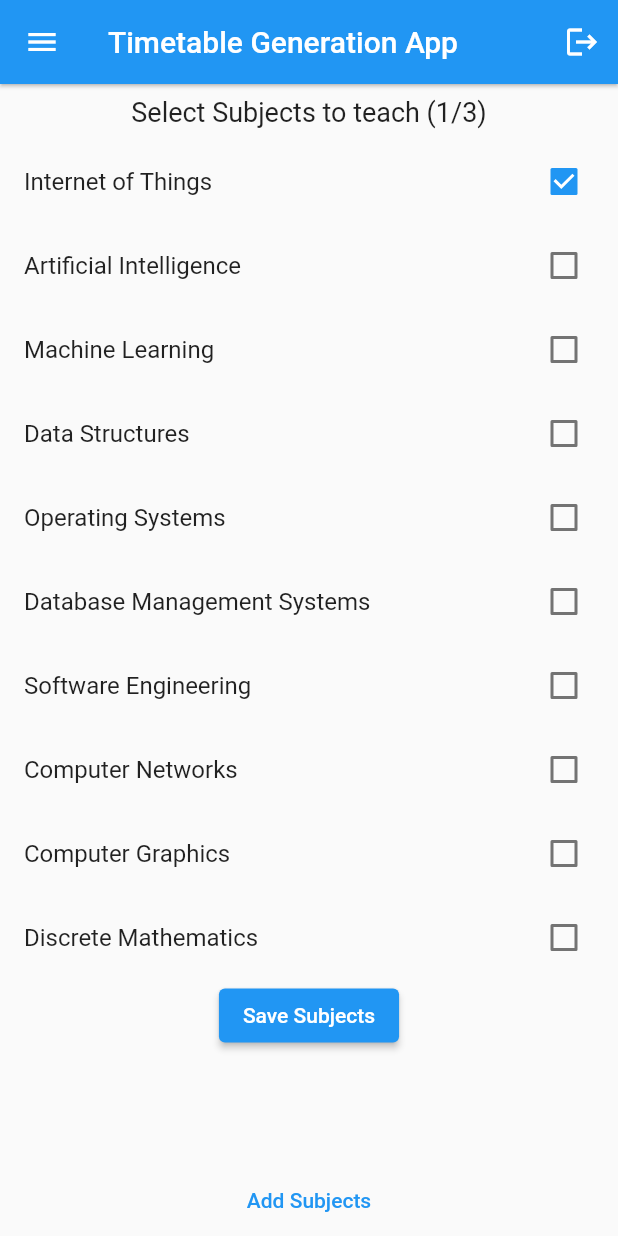
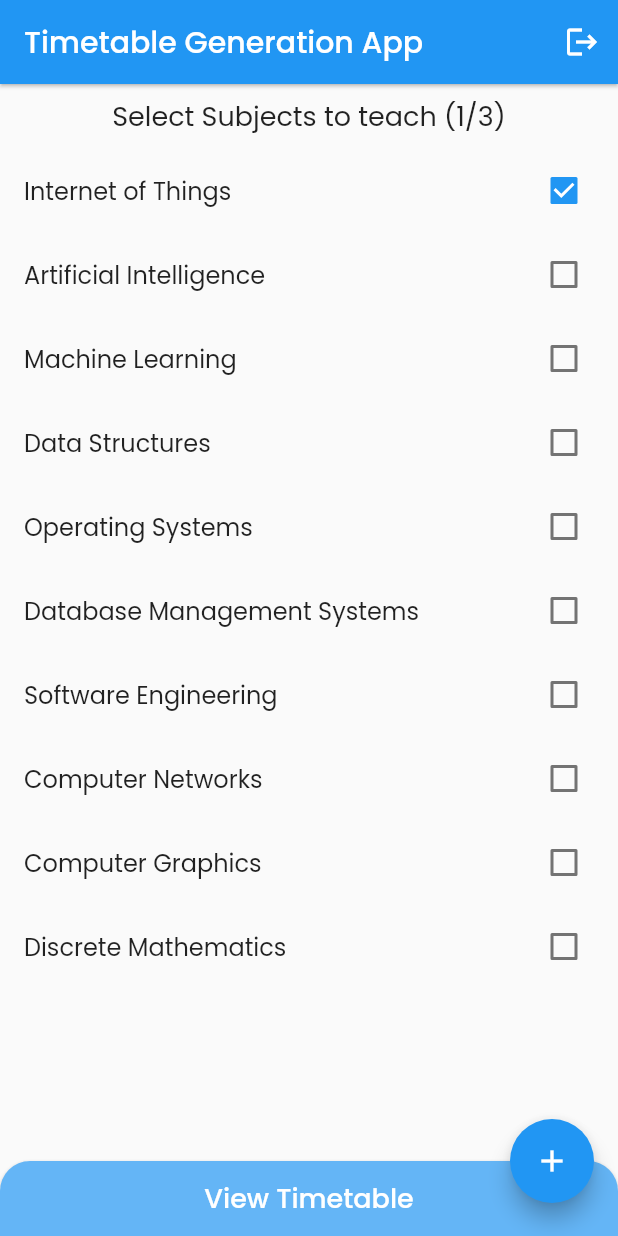
Before and after one commit to Shivamshinde1903/TimeTableGenerator, a Flutter app: the screen it shows once a user with an empty profile is signed in, after a tap on "Internet of Things", on a phone screen of 412 x 824 dp. Run offline on Flutter 3.47's test engine with Material 2 defaults, Android fonts, the light colour scheme and no system bars; our stand-ins replace cloud_firestore, firebase_auth, firebase_core, firebase_messaging, google_fonts, google_sign_in and 1 more; accounts and stored records are empty; network calls fail.

Commit message:
Time table generation completed

```diff
--- a/lib/main.dart
+++ b/lib/main.dart
@@ -2,6 +2,7 @@
 import 'package:cloud_firestore/cloud_firestore.dart';
 import 'package:flutter/foundation.dart';
 import 'package:flutter/material.dart';
+import 'package:google_fonts/google_fonts.dart';
 import 'package:ui3/pages/auth_page.dart';
 import 'package:firebase_core/firebase_core.dart';
 import 'package:ui3/pages/database.dart';
@@ -41,7 +42,13 @@ class MyApp extends StatelessWidget {
   Widget build(BuildContext context) {
     return MaterialApp(
       debugShowCheckedModeBanner: false,
-      home: AuthPage(),
+      home: const AuthPage(),
+      theme: ThemeData(
+        textTheme: GoogleFonts.poppinsTextTheme(
+          Theme.of(context).textTheme,
+        ),
+        primarySwatch: Colors.blue,
+      ),
     );
   }
 }
--- a/lib/pages/auth_page.dart
+++ b/lib/pages/auth_page.dart
@@ -13,16 +13,12 @@ class AuthPage extends StatelessWidget {
       body: StreamBuilder<User?>(
         stream: FirebaseAuth.instance.authStateChanges(),
         builder: (context, snapshot) {
-          // user is logged in
           if (snapshot.hasData) {
             return TimeTable(
               isHOD: snapshot.data?.email == "hod@vit.edu",
             );
-          }
-
-          // user is NOT logged in
-          else {
-            return LoginOrRegisterPage();
+          } else {
+            return const LoginOrRegisterPage();
           }
         },
       ),
--- a/lib/pages/home_page.dart
+++ b/lib/pages/home_page.dart
@@ -1,5 +1,6 @@
 import 'dart:math';
 
+import 'package:cloud_firestore/cloud_firestore.dart';
 import 'package:firebase_auth/firebase_auth.dart';
 import 'package:flutter/material.dart';
 import 'package:ui3/pages/database.dart';
@@ -37,6 +38,7 @@ class _TimeTableState extends State<TimeTable> {
 
   TextEditingController subjectController = TextEditingController();
   List professors = [];
+
   void onSubjectSelected(bool value, String subject) {
     setState(() {
       if (value) {
@@ -51,9 +53,8 @@ class _TimeTableState extends State<TimeTable> {
   void initState() {
     super.initState();
 
-    // widget.isHOD
-    //     ?
-    fetchData().then((teachers) => {
+    widget.isHOD
+        ? fetchData().then((teachers) => {
               setState(() {
                 professors = teachers;
               }),
@@ -66,22 +67,33 @@ class _TimeTableState extends State<TimeTable> {
                           j < teachers[i]['selectedSubjects'].length;
                           j++)
                         {
-                      selectedSubjects.add(teachers[i]['selectedSubjects'][j]),
+                          selectedSubjects
+                              .add(teachers[i]['selectedSubjects'][j]),
                         }
                     }
                 }
+            })
+        : null;
+
+    if (!widget.isHOD) {
+      print("wedrwefwef");
+      var doc =
+          FirebaseFirestore.instance.collection("users").doc(widget.user.uid);
+      doc.get().then((value) {
+        print(value.data()!['selectedSubjects']);
+        setState(() {
+          selectedSubjects = value.data()!['selectedSubjects'].cast<String>();
         });
-    // : null;
+      });
+    }
+    ;
   }
 
   @override
   Widget build(BuildContext context) {
     return Scaffold(
-      bottomSheet: !widget.isHOD
-          ? Container(
-              width: double.infinity,
-              child: TextButton(
-                child: const Text('Add Subjects'),
+      floatingActionButton: !widget.isHOD
+          ? FloatingActionButton(
               onPressed: () {
                 showDialog(
                   context: context,
@@ -103,43 +115,66 @@ class _TimeTableState extends State<TimeTable> {
                             },
                             child: const Text('Add Suject')),
                         TextButton(
-                              onPressed: () {}, child: const Text('Cancel'))
+                            onPressed: () {
+                              Navigator.pop(context);
+                            },
+                            child: const Text('Cancel'))
                       ],
                     );
                   },
                 );
               },
-              ))
+              child: const Icon(Icons.add),
+            )
           : null,
-      drawer: Drawer(
-        child: ListView(
-          children: <Widget>[
-            DrawerHeader(
-                decoration: const BoxDecoration(
-                  color: Colors.blue,
+      bottomSheet: ElevatedButton(
+        style: ButtonStyle(
+            backgroundColor: MaterialStateProperty.all(Colors.blue.shade300),
+            foregroundColor: MaterialStateProperty.all(Colors.white),
+            minimumSize: MaterialStateProperty.all(Size(double.maxFinite, 50)),
+            shape: MaterialStateProperty.all<RoundedRectangleBorder>(
+                const RoundedRectangleBorder(
+                    borderRadius: BorderRadius.only(
+              topLeft: Radius.circular(20),
+              topRight: Radius.circular(20),
+            )))),
+        onPressed: widget.isHOD
+            ? () {
+                Navigator.push(
+                  context,
+                  MaterialPageRoute(
+                    builder: (context) => TimetableGenerationPage(
+                        isHOD: true,
+                        selectedSubjects: [...selectedSubjects, "Free"],
+                        professors: professors),
                   ),
-                child: widget.user.photoURL != null
-                    ? CircleAvatar(
-                        backgroundImage: widget.user.photoURL != null
-                            ? NetworkImage(widget.user.photoURL!)
-                            : null)
-                    : Text(
-                        "Welcome \n${widget.user.email}",
-                        style: const TextStyle(fontSize: 18),
-                      )),
-            const ListTile(
-              leading: Icon(Icons.home),
-              title: Text('Home'),
-            ),
-            const ListTile(
-              leading: Icon(Icons.settings),
-              title: Text('Settings'),
-            ),
-            const ListTile(
-              leading: Icon(Icons.info),
-              title: Text('About'),
-            ),
-          ],
+                );
+              }
+            : () {
+                var doc = FirebaseFirestore.instance
+                    .collection("users")
+                    .doc(widget.user.uid);
+                doc.update({
+                  'selectedSubjects': [...selectedSubjects]
+                });
+                Navigator.push(
+                    context,
+                    MaterialPageRoute(
+                        builder: (context) => TimetableGenerationPage(
+                            isHOD: false,
+                            professors: professors,
+                            selectedSubjects: [...selectedSubjects, "Free"])));
+              },
+        child: Text(
+          widget.isHOD
+              ? 'Generate Timetable'
+              : selectedSubjects.isNotEmpty
+                  ? 'View Timetable'
+                  : 'Save Subjects',
+          style: Theme.of(context)
+              .textTheme
+              .bodyLarge!
+              .copyWith(fontSize: 18, color: Colors.white),
         ),
       ),
       appBar: AppBar(
@@ -156,12 +191,12 @@ class _TimeTableState extends State<TimeTable> {
         child: Column(
           children: [
             Padding(
-              padding: EdgeInsets.all(8.0),
+              padding: const EdgeInsets.all(8.0),
               child: Text(
                 !widget.isHOD
                     ? 'Select Subjects to teach (${selectedSubjects.length}/3)'
                     : 'Professors Registered',
-                style: TextStyle(fontSize: 18),
+                style: const TextStyle(fontSize: 18),
               ),
             ),
             if (!widget.isHOD)
@@ -183,8 +218,26 @@ class _TimeTableState extends State<TimeTable> {
                       shrinkWrap: true,
                       itemCount: professors.data?.length,
                       itemBuilder: (context, index) {
+                        List<String> selectedSubjects = professors.data?[index]
+                                ['selectedSubjects']
+                            .cast<String>();
                         return ListTile(
                           title: Text(professors.data?[index]['fullName']),
+                          trailing: DropdownButton<String>(
+                            underline: const SizedBox(),
+                            isExpanded: false,
+                            items: selectedSubjects
+                                .sublist(0, 3)
+                                .map((String value) {
+                              return DropdownMenuItem<String>(
+                                value: value,
+                                enabled: false,
+                                child:
+                                    Container(width: 150, child: Text(value)),
+                              );
+                            }).toList(),
+                            onChanged: (_) {},
+                          ),
                         );
                       },
                     );
@@ -194,34 +247,6 @@ class _TimeTableState extends State<TimeTable> {
                     );
                   }
                 },
-              ),
-            ElevatedButton(
-              onPressed: widget.isHOD
-                  ? () {
-                      Navigator.push(
-                        context,
-                        MaterialPageRoute(
-                          builder: (context) => TimetableGenerationPage(
-                              isHOD: true,
-                              selectedSubjects: selectedSubjects,
-                              professors: professors),
-                        ),
-                      );
-                    }
-                  : () {
-                      updateData({
-                        'selectedSubjects': [...selectedSubjects, "Free"]
-                      }, widget.user.uid);
-                      Navigator.push(
-                          context,
-                          MaterialPageRoute(
-                              builder: (context) => TimetableGenerationPage(
-                                  isHOD: true,
-                                  professors: professors,
-                                  selectedSubjects: selectedSubjects)));
-                    },
-              child:
-                  Text(widget.isHOD ? 'Generate Timetable' : 'Save Subjects'),
               ),
           ],
         ),
--- a/lib/pages/model/timetable.dart
+++ b/lib/pages/model/timetable.dart
@@ -1,3 +1,11 @@
+import 'dart:convert';
+
+import 'package:flutter/scheduler.dart';
+import 'package:json_annotation/json_annotation.dart';
+
+part 'timetable.g.dart';
+
+@JsonSerializable(explicitToJson: true)
 class Timetable {
   final List<List<TimetableEntry?>> _timetable;
   final int days;
@@ -9,9 +17,14 @@ class Timetable {
           (_) => List<TimetableEntry?>.filled(timeSlots, null),
         );
 
+  Timetable.withTimetable(this.days, this.timeSlots,this._timetable);
+
   TimetableEntry? getEntry(int day, int timeSlot) => _timetable[day][timeSlot];
 
   get timetable => _timetable;
+  Map toJSON() => _$TimetableToJson(this);
+
+  factory Timetable.fromJSON(json) => _$TimetableFromJson(json);
 
   void setEntry(int day, int timeSlot, TimetableEntry entry) {
     _timetable[day][timeSlot] = entry;
@@ -23,6 +36,10 @@ class TimetableEntry {
   final String subject;
   final int classNumber;
 
+  Map toJSON() => _$TimetableEntryToJson(this);
+
+  factory TimetableEntry.fromJSON(json) => _$TimetableEntryFromJson(json);
+
   TimetableEntry(
       {required this.professor,
       required this.subject,
--- a/lib/pages/timtetable_screen.dart
+++ b/lib/pages/timtetable_screen.dart
@@ -3,7 +3,7 @@ import 'package:ui3/pages/model/timetable.dart';
 
 class TimetableScreen extends StatelessWidget {
   final String professor;
-  final Timetable timetable;
+  final dynamic timetable;
   final bool isHOD;
 
   TimetableScreen(
@@ -23,12 +23,13 @@ class TimetableScreen extends StatelessWidget {
 
   @override
   Widget build(BuildContext context) {
+    print(timetable);
     return Scaffold(
       appBar: isHOD
           ? AppBar(
               title: Text('Timetable for $professor'),
             )
-          : AppBar(),
+          : null,
       body: Padding(
         padding: const EdgeInsets.all(4.0),
         child: ListView.builder(
--- a/pubspec.yaml
+++ b/pubspec.yaml
@@ -41,6 +41,8 @@ dependencies:
   firebase_messaging: ^14.6.1
   rxdart: ^0.27.7
   cloud_firestore: ^4.7.1
+  google_fonts: ^4.0.4
+  json_annotation: ^4.8.0
 
 dev_dependencies:
   flutter_test:
@@ -52,6 +54,8 @@ dev_dependencies:
   # package. See that file for information about deactivating specific lint
   # rules and activating additional ones.
   flutter_lints: ^2.0.0
+  json_serializable: ^6.6.2
+  build_runner: ^2.3.3
 
 # For information on the generic Dart part of this file, see the
 # following page: https://dart.dev/tools/pub/pubspec
```
Also changed, not shown: lib/pages/generate_timetable.dart (+18 -9 lines), lib/pages/login_page.dart (+7 -7 lines), lib/pages/timetable_generation.dart (+33 -15 lines), lib/pages/utils.dart (+25 -12 lines), lib/pages/login_or_register_page.dart (indentation only), lib/pages/model/timetable.g.dart (added), pubspec.lock, 1 other file. Lines whose indentation alone changed are shown as unchanged.
